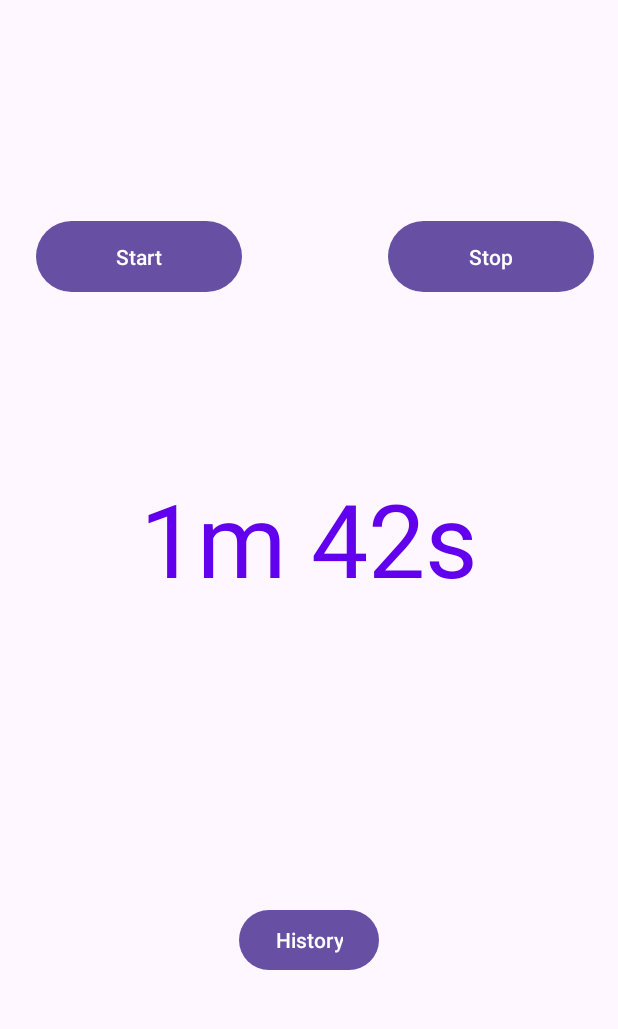
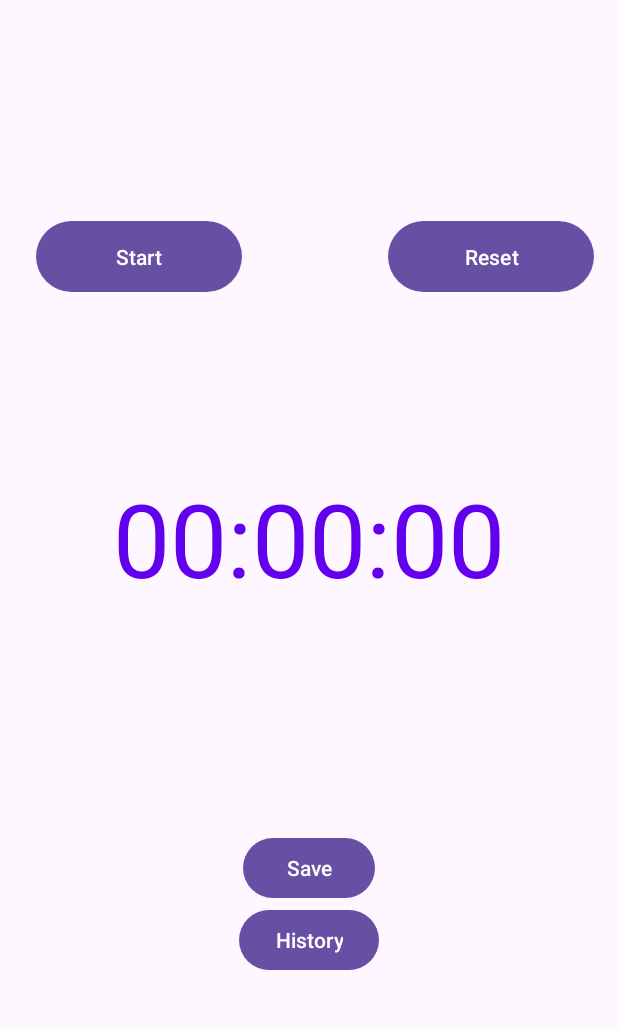
Before and after one commit to VencaH/AK7MT, an Android app: the TrackActivity screen opened directly, with no data from a screen before it, on a phone screen of 412 x 824 dp, the part 80-1109 px from its top. Run offline under Robolectric (Android 15) with nearby library versions, the phone set to English and light mode, and no system bars.

Commit message:
Added stopwatch service + control functions
Added service to track time and start, stop and reset functions for respective button.
Added "Save" button to the activity_track screen for further functionality.

```diff
--- a/app/build.gradle.kts
+++ b/app/build.gradle.kts
@@ -9,7 +9,7 @@ android {
 
     defaultConfig {
         applicationId = "com.example.timetrack"
-        minSdk = 24
+        minSdk = 26
         targetSdk = 34
         versionCode = 1
         versionName = "1.0"
--- a/app/src/main/AndroidManifest.xml
+++ b/app/src/main/AndroidManifest.xml
@@ -23,6 +23,7 @@
         </activity>
         <activity android:name=".TrackActivity" />
         <activity android:name=".HistoryActivity" />
+        <service android:name=".StopwatchService" />
     </application>
 
 </manifest>
--- a/app/src/main/java/com/example/timetrack/TrackActivity.kt
+++ b/app/src/main/java/com/example/timetrack/TrackActivity.kt
@@ -1,6 +1,9 @@
 package com.example.timetrack
 
+import android.content.BroadcastReceiver
+import android.content.Context
 import android.content.Intent
+import android.content.IntentFilter
 import android.os.Bundle
 import android.widget.Button
 import android.widget.TextView
@@ -8,6 +11,13 @@ import androidx.appcompat.app.AppCompatActivity
 
 class TrackActivity: AppCompatActivity() {
     private lateinit var history: Button
+    private lateinit var timer: TextView
+    private lateinit var start: Button
+    private lateinit var reset: Button
+    private var timerRunning: Boolean = false
+    private lateinit var serviceIntent: Intent
+    private var time: Int = 0
+//    private lateinit var binding: ActivityMainBinding
 
     override fun onCreate(savedInstanceState: Bundle?) {
         super.onCreate(savedInstanceState)
@@ -15,6 +25,34 @@ class TrackActivity: AppCompatActivity() {
         val title = intent.getExtras()?.getString("task_name")
         val titleText: TextView = findViewById(R.id.taskName)
         titleText.text = title
+
+        timer = findViewById(R.id.timeViewer)
+        timer.text = timeFormatter(0)
+
+        start = findViewById(R.id.startButton)
+        reset = findViewById(R.id.resetButton)
+
+        start.setOnClickListener {
+            if (timerRunning) {
+                stopService(serviceIntent)
+                start.text = "Start"
+                timerRunning = false
+            } else {
+                serviceIntent.putExtra(StopwatchService.TIME_EXTRA, time)
+                startService(serviceIntent)
+                start.text = "Stop"
+                timerRunning = true
+            }
+        }
+        reset.setOnClickListener {
+            time = 0
+            timer.text = timeFormatter(0)
+        }
+
+        serviceIntent = Intent(applicationContext, StopwatchService::class.java)
+        registerReceiver(updateTime, IntentFilter(StopwatchService.TIMER_UPDATED),
+            RECEIVER_EXPORTED)
+
 
         history = findViewById(R.id.historyBotton)
         history.setOnClickListener {
@@ -25,4 +63,21 @@ class TrackActivity: AppCompatActivity() {
             startActivity(intent)
         }
     }
+
+
+    private val updateTime: BroadcastReceiver = object : BroadcastReceiver() {
+        override fun onReceive(context: Context?, intent: Intent) {
+           time = intent.getIntExtra(StopwatchService.TIME_EXTRA, 0)
+            timer.text = timeFormatter(time)
+        }
+
+    }
+
+
+    private fun timeFormatter(time: Int): String {
+        val hours: Int =  (time / 3600).toInt()
+        val minutes: Int = ((time % 3600) / 60).toInt()
+        val seconds: Int = (time % 60).toInt()
+        return String.format("%02d:%02d:%02d", hours, minutes, seconds)
+    }
 }
--- a/app/src/main/res/layout/activity_track.xml
+++ b/app/src/main/res/layout/activity_track.xml
@@ -45,20 +45,20 @@
         app:layout_constraintTop_toBottomOf="@+id/taskHeader" />
 
     <Button
-        android:id="@+id/stopButton"
+        android:id="@+id/resetButton"
         android:layout_width="137dp"
         android:layout_height="55dp"
         android:layout_marginTop="143dp"
         android:layout_marginEnd="16dp"
-        android:text="Stop"
+        android:text="Reset"
         app:layout_constraintEnd_toEndOf="parent"
         app:layout_constraintTop_toBottomOf="@+id/taskHeader" />
 
     <TextView
-        android:id="@+id/textView"
+        android:id="@+id/timeViewer"
         android:layout_width="wrap_content"
         android:layout_height="wrap_content"
-        android:text="1m 42s"
+        android:text="00:00:00"
         android:textAlignment="center"
         android:textColor="@color/design_default_color_primary"
         android:textSize="68sp"
@@ -78,4 +78,13 @@
         app:layout_constraintEnd_toEndOf="parent"
         app:layout_constraintStart_toStartOf="parent" />
 
+    <Button
+        android:id="@+id/saveButton"
+        android:layout_width="wrap_content"
+        android:layout_height="wrap_content"
+        android:text="Save"
+        app:layout_constraintBottom_toTopOf="@+id/historyBotton"
+        app:layout_constraintEnd_toEndOf="parent"
+        app:layout_constraintStart_toStartOf="parent" />
+
 </androidx.constraintlayout.widget.ConstraintLayout>
```
Also changed, not shown: app/src/main/java/com/example/timetrack/StopwatchService.kt (added, +36 -0 lines).
